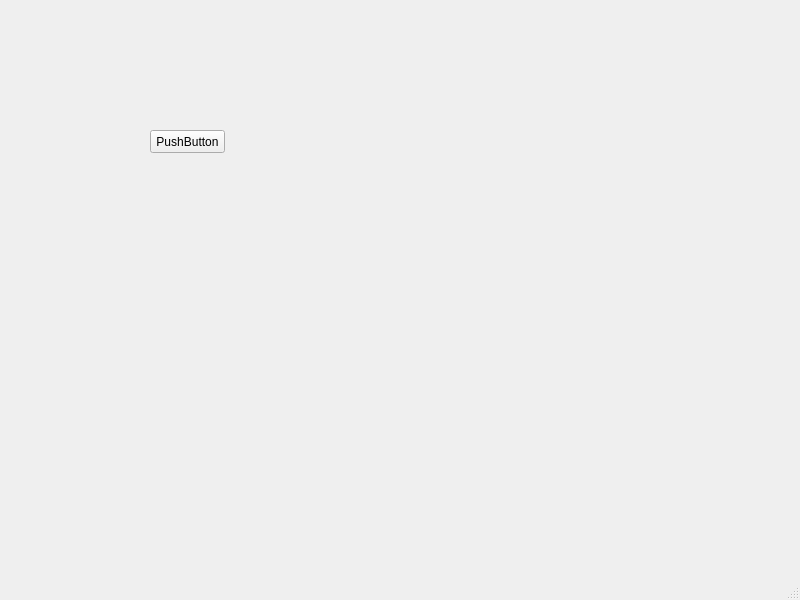
Old version of the form src/mainwindow.ui in the repository crhowell3/z2z.
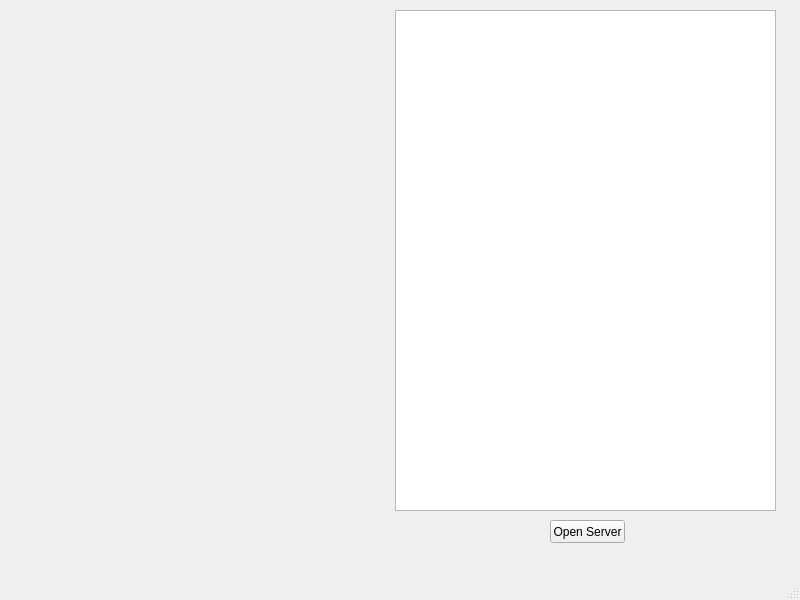
New version of the form.

Commit message: Reworking server and client code

What changed in the file:
```diff
--- a/src/mainwindow.ui
+++ b/src/mainwindow.ui
@@ -14,17 +14,27 @@
    <string>MainWindow</string>
   </property>
   <widget class="QWidget" name="centralwidget">
-   <widget class="QPushButton" name="pushButton">
+            <widget class="QTextBrowser" name="serverStatus">
     <property name="geometry">
      <rect>
-      <x>150</x>
-      <y>130</y>
+                        <x>395</x>
+                        <y>10</y>
+                        <width>381</width>
+                        <height>501</height>
+                    </rect>
+                </property>
+            </widget>
+            <widget class="QPushButton" name="serverButton">
+                <property name="geometry">
+                    <rect>
+                        <x>550</x>
+                        <y>520</y>
       <width>75</width>
       <height>23</height>
      </rect>
     </property>
     <property name="text">
-     <string>PushButton</string>
+                    <string>Open Server</string>
     </property>
    </widget>
   </widget>
```
Lines whose indentation alone changed are shown as unchanged. The commit also changes 4 other files.
